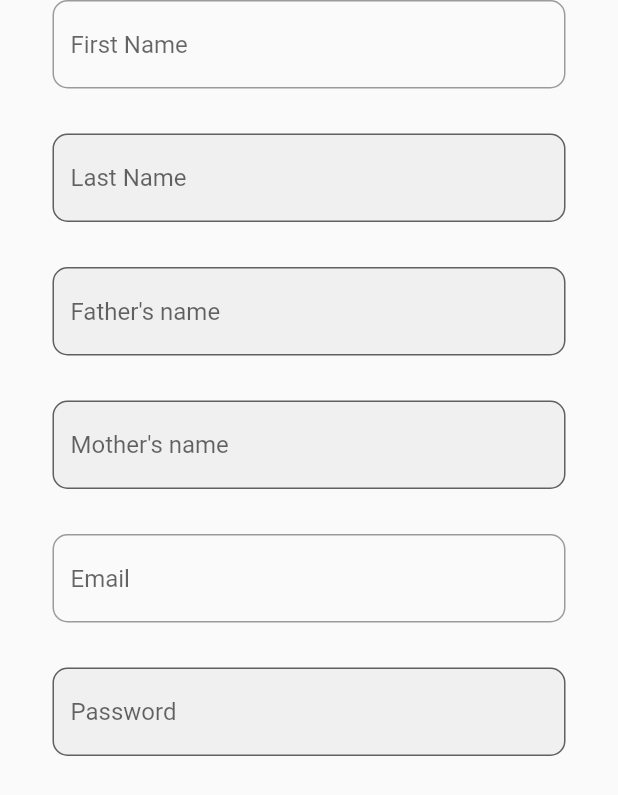
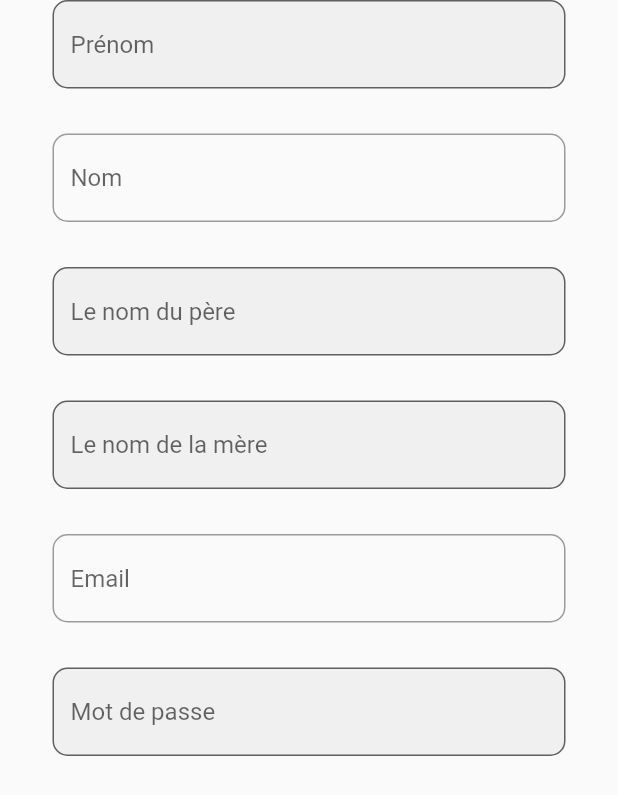
Before and after one commit to belhadjkacemdonia/app_EVAX, a Flutter app: the MinorSignUp widget shown alone on an empty page, opened directly with empty values, on a phone screen of 412 x 824 dp. Shown: the top 795 px of the screen. Run offline on Flutter 3.47's test engine with Material 2 defaults, Android fonts, the phone set to English and light mode, and no system bars; our stand-ins replace carousel_slider, cloud_firestore, firebase_auth, firebase_core, get; accounts and stored records are empty; network calls fail.

```diff
--- a/lib/login_pharmacie.dart
+++ b/lib/login_pharmacie.dart
@@ -143,7 +143,7 @@ class _SignInPharmacieState extends State<SignInPharmacie> {
 
                                           } },
                                         child: const Text(
-                                          'S"identifier',
+                                          "S'identifier",
                                           style: TextStyle(
                                             fontSize: 20,
                                             shadows: [
--- a/lib/minorWidget.dart
+++ b/lib/minorWidget.dart
@@ -27,15 +27,16 @@ class MinorSignUp extends StatelessWidget {
             controller: prenomController,
             validator: (value) {
               if (value!.isEmpty) {
-                return 'First Name field must not be empty';
+                return 'Le champ Prénom ne doit pas être vide';
               } else if (value.trim().length < 3) {
-                return 'First Name must be at least 3 characters long';
+                return 'Le prénom doit comporter au moins 3 caractère';
               }
               return null;
             },
-            style: TextStyle(color: Colors.black),
+            style: TextStyle(),
             decoration: InputDecoration(
-              hintText: "First Name ",
+              filled: true,
+              hintText: "Prénom",
               border: OutlineInputBorder(
                 borderRadius: BorderRadius.circular(10),
               ),
@@ -48,16 +49,15 @@ class MinorSignUp extends StatelessWidget {
             controller: nameController,
             validator: (value) {
               if (value!.isEmpty) {
-                return 'Last Name field must not be empty';
+                return 'Le champ Nom ne doit pas être vide';
               } else if (value.trim().length < 3) {
-                return 'Last Name must be at least 3 characters long';
+                return 'Le nom doit comporter au moins 3 caractères';
               }
               return null;
             },
-            style: TextStyle(),
+            style: TextStyle(color: Colors.black),
             decoration: InputDecoration(
-                filled: true,
-                hintText: "Last Name",
+                hintText: "Nom",
                 border: OutlineInputBorder(
                   borderRadius: BorderRadius.circular(10),
                 )),
@@ -69,16 +69,16 @@ class MinorSignUp extends StatelessWidget {
             controller: namepereController,
             validator: (value) {
               if (value!.isEmpty) {
-                return 'Father"s name field must not be empty';
+                return 'Le champ du nom du père ne doit pas être vide';
               } else if (value.trim().length < 3) {
-                return 'Father"s name must be at least 3 characters long';
+                return 'Le nom du père doit comporter au moins 3 caractères';
               }
               return null;
             },
             style: TextStyle(),
             decoration: InputDecoration(
                 filled: true,
-                hintText: "Father's name",
+                hintText: "Le nom du père",
                 border: OutlineInputBorder(
                   borderRadius: BorderRadius.circular(10),
                 )),
@@ -90,16 +90,16 @@ class MinorSignUp extends StatelessWidget {
             controller: namemereController,
             validator: (value) {
               if (value!.isEmpty) {
-                return 'Mother"s name field must not be empty';
+                return 'Le champ du nom de la mère ne doit pas être vide';
               } else if (value.trim().length < 3) {
-                return 'Mother"s name must be at least 3 characters long';
+                return 'Le nom de la mère doit comporter au moins 3 caractères';
               }
               return null;
             },
             style: TextStyle(),
             decoration: InputDecoration(
                 filled: true,
-                hintText: "Mother's name",
+                hintText: "Le nom de la mère",
                 border: OutlineInputBorder(
                   borderRadius: BorderRadius.circular(10),
                 )),
@@ -112,7 +112,7 @@ class MinorSignUp extends StatelessWidget {
             style: TextStyle(color: Colors.black),
             validator: (value) {
               if (value!.isEmpty) {
-                return 'email field must not be empty';
+                return 'Le champ Email ne doit pas être vide';
               }
               return null;
             },
@@ -132,17 +132,17 @@ class MinorSignUp extends StatelessWidget {
             obscureText: true,
             validator: (value) {
               if (value == null || value.isEmpty) {
-                return 'Password field must not be empty';
+                return 'Le champ du mot de passe ne doit pas être vide';
               } else if (value.length < 6) {
-                return 'Password must be at least 6 characters long';
+                return 'Le mot de passe doit contenir au moins 6 caractères';
               } else if (!RegExp(r'^(?=.*?[A-Z])(?=.*?[a-z])(?=.*?[0-9])').hasMatch(value)) {
-                return 'Password must contain at least one uppercase letter, one lowercase letter, and one number';
+                return 'Le mot de passe doit contenir au moins une lettre majuscule, une lettre minuscule et un chiffre';
               }
               return null;
             },
             decoration: InputDecoration(
                 filled: true,
-                hintText: "Password",
+                hintText: 'Mot de passe',
                 border: OutlineInputBorder(
                   borderRadius: BorderRadius.circular(10),
                 )),
--- a/lib/signup.dart
+++ b/lib/signup.dart
@@ -159,7 +159,7 @@ class _SignUpState extends State<SignUp> {
                                           }
                                         },
                                         child: const Text(
-                                          'S"inscrire',
+                                          "S'inscrire",
                                           style: TextStyle(
                                             fontSize: 20,
                                             shadows: [
--- a/lib/signup_pharmacie.dart
+++ b/lib/signup_pharmacie.dart
@@ -200,7 +200,7 @@ class _SignUp_PharmacieState extends State<SignUp_Pharmacie> {
                                               context, MaterialPageRoute(builder: (context) => SignInPharmacie()));
                                           }},
                                         child: const Text(
-                                          'S"inscrire',
+                                          "S'inscrire",
                                           style: TextStyle(
                                             fontSize: 20,
                                             shadows: [
```
Also changed, not shown: lib/auth_service.dart (+1 -55 lines), lib/login.dart (+64 -35 lines).
